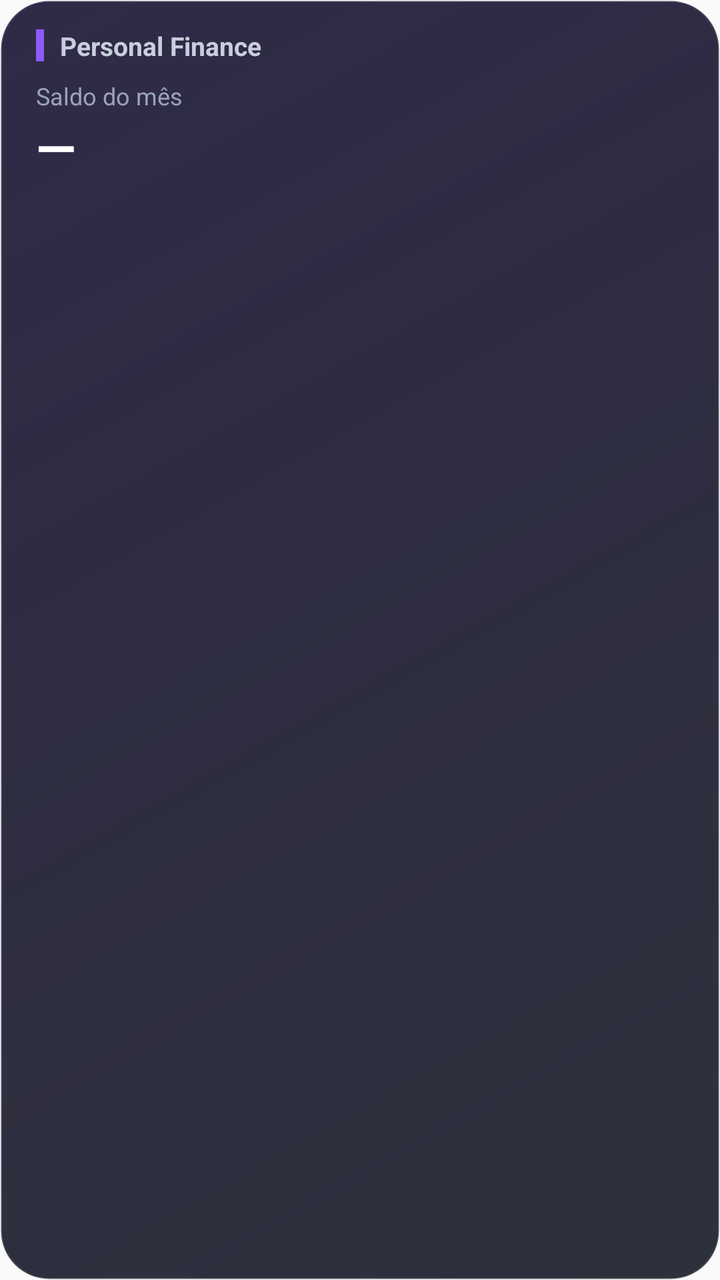
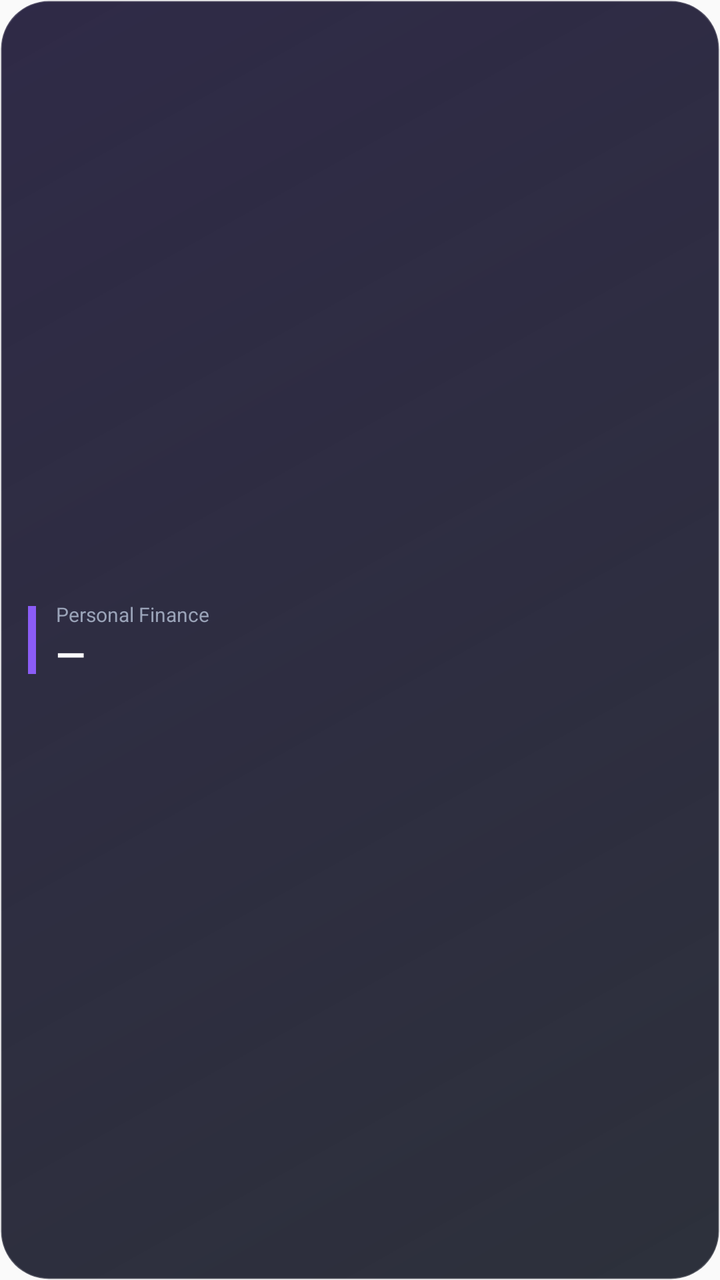

Two renders of the same Android screen: before a commit and after it. Below are the layout's source before the change and the commit's diff.
<!-- AndroidManifest.xml: application theme AppTheme -->
<!-- res/layout/widget_finance.xml -->
<?xml version="1.0" encoding="utf-8"?>
<LinearLayout xmlns:android="http://schemas.android.com/apk/res/android"
    android:id="@+id/widget_root"
    android:layout_width="match_parent"
    android:layout_height="match_parent"
    android:background="@drawable/widget_background"
    android:orientation="vertical"
    android:paddingStart="18dp"
    android:paddingTop="14dp"
    android:paddingEnd="18dp"
    android:paddingBottom="14dp">

    <LinearLayout
        android:layout_width="match_parent"
        android:layout_height="wrap_content"
        android:gravity="center_vertical"
        android:orientation="horizontal">

        <ImageView
            android:id="@+id/widget_accent_bar"
            android:contentDescription="@null"
            android:layout_width="4dp"
            android:layout_height="16dp"
            android:layout_marginEnd="8dp"
            android:background="#8b5cf6" />

        <TextView
            android:id="@+id/widget_title"
            android:layout_width="0dp"
            android:layout_height="wrap_content"
            android:layout_weight="1"
            android:ellipsize="end"
            android:maxLines="1"
            android:text="Personal Finance"
            android:textColor="#c9cede"
            android:textSize="13sp"
            android:textStyle="bold" />
    </LinearLayout>

    <TextView
        android:id="@+id/widget_label"
        android:layout_width="wrap_content"
        android:layout_height="wrap_content"
        android:layout_marginTop="8dp"
        android:text="Saldo do mês"
        android:textColor="#9aa3b8"
        android:textSize="12sp" />

    <TextView
        android:id="@+id/widget_balance"
        android:layout_width="wrap_content"
        android:layout_height="wrap_content"
        android:ellipsize="end"
        android:maxLines="1"
        android:text="—"
        android:textColor="#ffffff"
        android:textSize="26sp"
        android:textStyle="bold" />

    <LinearLayout
        android:id="@+id/widget_row"
        android:layout_width="match_parent"
        android:layout_height="wrap_content"
        android:layout_marginTop="6dp"
        android:orientation="horizontal">

        <TextView
            android:id="@+id/widget_income"
            android:layout_width="0dp"
            android:layout_height="wrap_content"
            android:layout_weight="1"
            android:ellipsize="end"
            android:maxLines="1"
            android:textColor="#4ade80"
            android:textSize="13sp"
            android:textStyle="bold" />

        <TextView
            android:id="@+id/widget_expense"
            android:layout_width="0dp"
            android:layout_height="wrap_content"
            android:layout_weight="1"
            android:ellipsize="end"
            android:gravity="end"
            android:maxLines="1"
            android:textColor="#f87171"
            android:textSize="13sp"
            android:textStyle="bold" />
    </LinearLayout>
</LinearLayout>
<!-- resources referenced by this layout -->
<resources>
  <!-- drawable widget_background (drawable) -->
  <?xml version="1.0" encoding="utf-8"?>
  <shape xmlns:android="http://schemas.android.com/apk/res/android" android:shape="rectangle">
      <corners android:radius="24dp" />
      <gradient
          android:angle="315"
          android:endColor="#E6161A26"
          android:startColor="#F2241F3D" />
      <stroke
          android:width="1dp"
          android:color="#33FFFFFF" />
  </shape>
  <style name="AppTheme" parent="Theme.AppCompat.Light.DarkActionBar">
          
          <item name="colorPrimary">@color/colorPrimary</item>
          <item name="colorPrimaryDark">@color/colorPrimaryDark</item>
          <item name="colorAccent">@color/colorAccent</item>
      </style>
</resources>

<!-- the commit's change to res/layout/widget_finance.xml (unified diff, before → after) -->
@@ -4,87 +4,86 @@
     android:layout_width="match_parent"
     android:layout_height="match_parent"
     android:background="@drawable/widget_background"
-    android:orientation="vertical"
-    android:paddingStart="18dp"
-    android:paddingTop="14dp"
-    android:paddingEnd="18dp"
-    android:paddingBottom="14dp">
+    android:gravity="center_vertical"
+    android:orientation="horizontal"
+    android:paddingStart="14dp"
+    android:paddingTop="6dp"
+    android:paddingEnd="14dp"
+    android:paddingBottom="6dp">
 
+    <ImageView
+        android:id="@+id/widget_accent_bar"
+        android:layout_width="4dp"
+        android:layout_height="34dp"
+        android:layout_marginEnd="10dp"
+        android:background="#8b5cf6"
+        android:contentDescription="@null" />
+
+    
     <LinearLayout
-        android:layout_width="match_parent"
+        android:layout_width="0dp"
         android:layout_height="wrap_content"
-        android:gravity="center_vertical"
-        android:orientation="horizontal">
-
-        <ImageView
-            android:id="@+id/widget_accent_bar"
-            android:contentDescription="@null"
-            android:layout_width="4dp"
-            android:layout_height="16dp"
-            android:layout_marginEnd="8dp"
-            android:background="#8b5cf6" />
+        android:layout_weight="1"
+        android:orientation="vertical">
 
         <TextView
             android:id="@+id/widget_title"
-            android:layout_width="0dp"
+            android:layout_width="wrap_content"
             android:layout_height="wrap_content"
-            android:layout_weight="1"
             android:ellipsize="end"
             android:maxLines="1"
             android:text="Personal Finance"
+            android:textColor="#9aa3b8"
+            android:textSize="10sp" />
+
+        <TextView
+            android:id="@+id/widget_label"
+            android:layout_width="wrap_content"
+            android:layout_height="wrap_content"
+            android:ellipsize="end"
+            android:maxLines="1"
+            android:text="Saldo do mês"
             android:textColor="#c9cede"
-            android:textSize="13sp"
+            android:textSize="11sp"
+            android:visibility="gone" />
+
+        <TextView
+            android:id="@+id/widget_balance"
+            android:layout_width="wrap_content"
+            android:layout_height="wrap_content"
+            android:ellipsize="end"
+            android:maxLines="1"
+            android:text="—"
+            android:textColor="#ffffff"
+            android:textSize="19sp"
             android:textStyle="bold" />
     </LinearLayout>
 
-    <TextView
-        android:id="@+id/widget_label"
+    
+    <LinearLayout
+        android:id="@+id/widget_row"
         android:layout_width="wrap_content"
         android:layout_height="wrap_content"
-        android:layout_marginTop="8dp"
-        android:text="Saldo do mês"
-        android:textColor="#9aa3b8"
-        android:textSize="12sp" />
-
-    <TextView
-        android:id="@+id/widget_balance"
-        android:layout_width="wrap_content"
-        android:layout_height="wrap_content"
-        android:ellipsize="end"
-        android:maxLines="1"
-        android:text="—"
-        android:textColor="#ffffff"
-        android:textSize="26sp"
-        android:textStyle="bold" />
-
-    <LinearLayout
-        android:id="@+id/widget_row"
-        android:layout_width="match_parent"
-        android:layout_height="wrap_content"
-        android:layout_marginTop="6dp"
-        android:orientation="horizontal">
+        android:layout_marginStart="10dp"
+        android:gravity="end"
+        android:orientation="vertical">
 
         <TextView
             android:id="@+id/widget_income"
-            android:layout_width="0dp"
+            android:layout_width="wrap_content"
             android:layout_height="wrap_content"
-            android:layout_weight="1"
-            android:ellipsize="end"
             android:maxLines="1"
             android:textColor="#4ade80"
-            android:textSize="13sp"
+            android:textSize="12sp"
             android:textStyle="bold" />
 
         <TextView
             android:id="@+id/widget_expense"
-            android:layout_width="0dp"
+            android:layout_width="wrap_content"
             android:layout_height="wrap_content"
-            android:layout_weight="1"
-            android:ellipsize="end"
-            android:gravity="end"
             android:maxLines="1"
             android:textColor="#f87171"
-            android:textSize="13sp"
+            android:textSize="12sp"
             android:textStyle="bold" />
     </LinearLayout>
 </LinearLayout>
